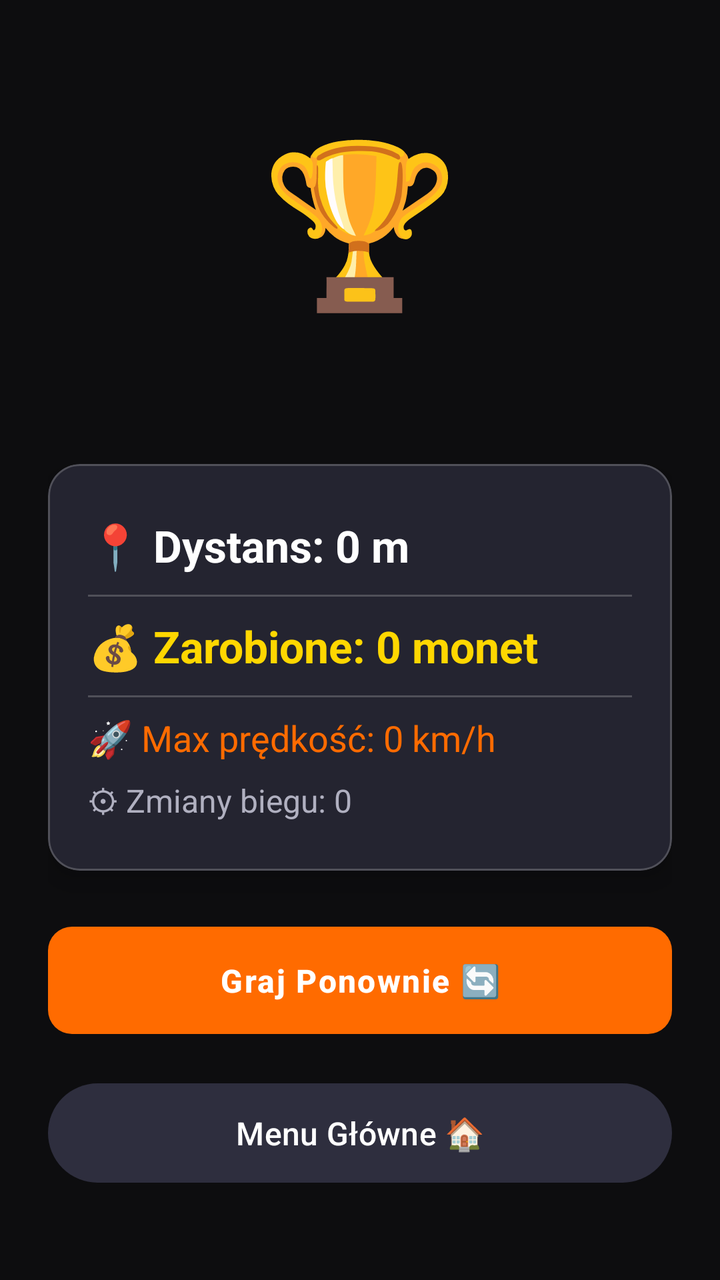
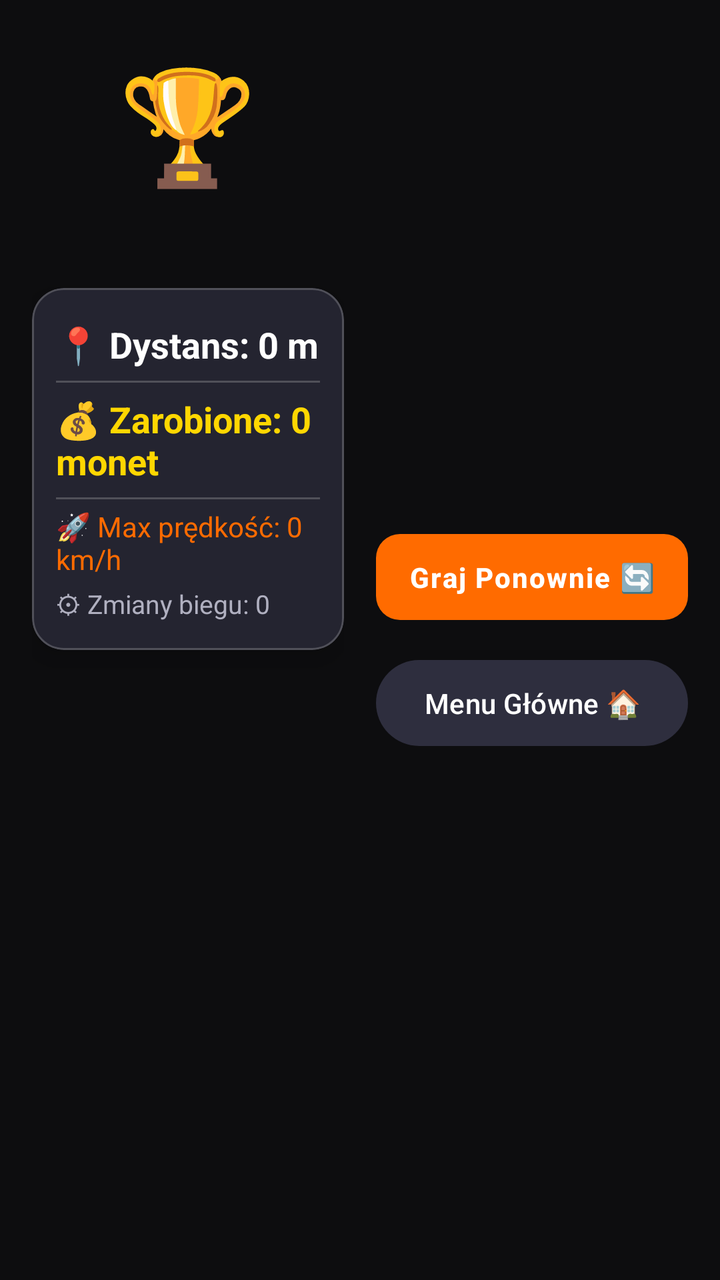

Screens rendered from an Android XML layout before and after an edit, with the pre-edit source and the edit as a unified diff.
<!-- AndroidManifest.xml: application theme Theme.DriveAndAlive -->
<!-- res/layout/activity_result.xml -->
<?xml version="1.0" encoding="utf-8"?>

<ScrollView
    xmlns:android="http://schemas.android.com/apk/res/android"
    xmlns:app="http://schemas.android.com/apk/res-auto"
    android:layout_width="match_parent"
    android:layout_height="match_parent"
    android:fillViewport="true"
    android:background="@color/bg_dark">

    <androidx.constraintlayout.widget.ConstraintLayout
        android:layout_width="match_parent"
        android:layout_height="wrap_content"
        android:padding="24dp">

        <TextView
            android:id="@+id/tv_result_emoji"
            android:layout_width="wrap_content"
            android:layout_height="wrap_content"
            android:textSize="80sp"
            android:text="🏆"
            app:layout_constraintTop_toTopOf="parent"
            app:layout_constraintStart_toStartOf="parent"
            app:layout_constraintEnd_toEndOf="parent"
            android:layout_marginTop="32dp" />

        <TextView
            android:id="@+id/tv_result_title"
            android:layout_width="wrap_content"
            android:layout_height="wrap_content"
            android:textColor="@color/text_primary"
            android:textSize="28sp"
            android:textStyle="bold"
            android:fontFamily="sans-serif-condensed"
            android:letterSpacing="0.05"
            app:layout_constraintTop_toBottomOf="@id/tv_result_emoji"
            app:layout_constraintStart_toStartOf="parent"
            app:layout_constraintEnd_toEndOf="parent"
            android:layout_marginTop="8dp" />

        <TextView
            android:id="@+id/tv_new_record"
            android:layout_width="wrap_content"
            android:layout_height="wrap_content"
            android:text="🏆 NOWY REKORD!"
            android:textColor="@color/accent_yellow"
            android:textSize="20sp"
            android:textStyle="bold"
            android:background="@color/bg_card"
            android:padding="12dp"
            android:visibility="gone"
            app:layout_constraintTop_toBottomOf="@id/tv_result_title"
            app:layout_constraintStart_toStartOf="parent"
            app:layout_constraintEnd_toEndOf="parent"
            android:layout_marginTop="8dp" />

        <com.google.android.material.card.MaterialCardView
            android:id="@+id/card_stats"
            style="@style/Widget.DriveAndAlive.CardView"
            android:layout_width="0dp"
            android:layout_height="wrap_content"
            app:layout_constraintTop_toBottomOf="@id/tv_new_record"
            app:layout_constraintStart_toStartOf="parent"
            app:layout_constraintEnd_toEndOf="parent"
            android:layout_marginTop="24dp">

            <LinearLayout
                android:layout_width="match_parent"
                android:layout_height="wrap_content"
                android:orientation="vertical"
                android:padding="20dp">

                <TextView
                    android:id="@+id/tv_distance"
                    android:layout_width="match_parent"
                    android:layout_height="wrap_content"
                    android:textColor="@color/text_primary"
                    android:textSize="22sp"
                    android:textStyle="bold"
                    android:paddingVertical="6dp"
                    android:text="📍 Dystans: 0 m" />

                <View android:layout_width="match_parent" android:layout_height="1dp"
                    android:background="@color/divider" android:layout_marginVertical="4dp"/>

                <TextView
                    android:id="@+id/tv_coins_earned"
                    android:layout_width="match_parent"
                    android:layout_height="wrap_content"
                    android:textColor="@color/coin_color"
                    android:textSize="22sp"
                    android:textStyle="bold"
                    android:paddingVertical="6dp"
                    android:text="💰 Zarobione: 0 monet" />

                <View android:layout_width="match_parent" android:layout_height="1dp"
                    android:background="@color/divider" android:layout_marginVertical="4dp"/>

                <TextView
                    android:id="@+id/tv_max_speed"
                    android:layout_width="match_parent"
                    android:layout_height="wrap_content"
                    android:textColor="@color/accent_orange"
                    android:textSize="18sp"
                    android:paddingVertical="4dp"
                    android:text="🚀 Max prędkość: 0 km/h" />

                <TextView
                    android:id="@+id/tv_gear_changes"
                    android:layout_width="match_parent"
                    android:layout_height="wrap_content"
                    android:textColor="@color/text_secondary"
                    android:textSize="16sp"
                    android:paddingVertical="4dp"
                    android:text="⚙ Zmiany biegu: 0" />

            </LinearLayout>
        </com.google.android.material.card.MaterialCardView>

        <com.google.android.material.button.MaterialButton
            android:id="@+id/btn_play_again"
            android:layout_width="0dp"
            android:layout_height="wrap_content"
            style="@style/Widget.DriveAndAlive.Button.Primary"
            android:text="Graj Ponownie 🔄"
            android:textSize="16sp"
            android:padding="16dp"
            app:layout_constraintTop_toBottomOf="@id/card_stats"
            app:layout_constraintStart_toStartOf="parent"
            app:layout_constraintEnd_toEndOf="parent"
            android:layout_marginTop="24dp"
            android:layout_marginBottom="12dp" />

        <com.google.android.material.button.MaterialButton
            android:id="@+id/btn_back_to_menu"
            android:layout_width="0dp"
            android:layout_height="wrap_content"
            app:backgroundTint="@color/bg_card_elevated"
            android:textColor="@color/text_primary"
            android:text="Menu Główne 🏠"
            android:textSize="16sp"
            android:padding="14dp"
            app:layout_constraintTop_toBottomOf="@id/btn_play_again"
            app:layout_constraintBottom_toBottomOf="parent"
            app:layout_constraintStart_toStartOf="parent"
            app:layout_constraintEnd_toEndOf="parent"
            android:layout_marginTop="12dp"
            android:layout_marginBottom="16dp" />

    </androidx.constraintlayout.widget.ConstraintLayout>
</ScrollView>
<!-- resources referenced by this layout -->
<resources>
  <color name="accent_orange">#FF6B00</color>
  <color name="accent_yellow">#FFB800</color>
  <color name="bg_card">#242430</color>
  <color name="bg_card_elevated">#2E2E3E</color>
  <color name="bg_dark">#0D0D0F</color>
  <color name="coin_color">#FFD700</color>
  <color name="divider">#33FFFFFF</color>
  <color name="text_primary">#FFFFFF</color>
  <color name="text_secondary">#B0B0C0</color>
  <style name="Widget.DriveAndAlive.Button.Primary" parent="Widget.Material3.Button">
          <item name="backgroundTint">@color/accent_orange</item>
          <item name="android:textColor">@color/text_primary</item>
          <item name="cornerRadius">12dp</item>
          <item name="android:textStyle">bold</item>
          <item name="android:letterSpacing">0.05</item>
      </style>
  <style name="Widget.DriveAndAlive.CardView" parent="Widget.Material3.CardView.Elevated">
          <item name="cardBackgroundColor">@color/bg_card</item>
          <item name="cardCornerRadius">16dp</item>
          <item name="cardElevation">8dp</item>
          <item name="strokeColor">@color/divider</item>
          <item name="strokeWidth">1dp</item>
      </style>
  <style name="Theme.DriveAndAlive" parent="Theme.Material3.Dark.NoActionBar">
          <item name="colorPrimary">@color/accent_orange</item>
          <item name="colorPrimaryVariant">@color/colorPrimaryVariant</item>
          <item name="colorOnPrimary">@color/text_primary</item>
          <item name="colorSecondary">@color/accent_yellow</item>
          <item name="colorOnSecondary">@color/bg_dark</item>
          <item name="colorSurface">@color/bg_surface</item>
          <item name="colorOnSurface">@color/text_primary</item>
          <item name="android:colorBackground">@color/bg_dark</item>
          <item name="colorOnBackground">@color/text_primary</item>
          <item name="colorError">@color/colorError</item>
          <item name="android:statusBarColor">@color/bg_dark</item>
          <item name="android:navigationBarColor">@color/bg_surface</item>
          <item name="android:windowBackground">@color/bg_dark</item>
      </style>
  <color name="colorPrimaryVariant">#C45200</color>
  <color name="bg_surface">#1A1A1F</color>
  <color name="colorError">#FF2D55</color>
</resources>

<!-- the commit's change to res/layout/activity_result.xml (unified diff, before → after) -->
@@ -1,42 +1,44 @@
 <?xml version="1.0" encoding="utf-8"?>
 
-<ScrollView
+<androidx.constraintlayout.widget.ConstraintLayout
     xmlns:android="http://schemas.android.com/apk/res/android"
     xmlns:app="http://schemas.android.com/apk/res-auto"
     android:layout_width="match_parent"
     android:layout_height="match_parent"
-    android:fillViewport="true"
-    android:background="@color/bg_dark">
+    android:background="@color/bg_dark"
+    android:padding="16dp">
 
-    <androidx.constraintlayout.widget.ConstraintLayout
-        android:layout_width="match_parent"
-        android:layout_height="wrap_content"
-        android:padding="24dp">
+    <LinearLayout
+        android:id="@+id/left_panel"
+        android:layout_width="0dp"
+        android:layout_height="0dp"
+        android:orientation="vertical"
+        app:layout_constraintStart_toStartOf="parent"
+        app:layout_constraintEnd_toStartOf="@id/right_panel"
+        app:layout_constraintTop_toTopOf="parent"
+        app:layout_constraintBottom_toBottomOf="parent"
+        android:layout_marginEnd="8dp">
 
         <TextView
             android:id="@+id/tv_result_emoji"
             android:layout_width="wrap_content"
             android:layout_height="wrap_content"
-            android:textSize="80sp"
+            android:textSize="56sp"
             android:text="🏆"
-            app:layout_constraintTop_toTopOf="parent"
-            app:layout_constraintStart_toStartOf="parent"
-            app:layout_constraintEnd_toEndOf="parent"
-            android:layout_marginTop="32dp" />
+            android:layout_gravity="center_horizontal"
+            android:layout_marginTop="8dp" />
 
         <TextView
             android:id="@+id/tv_result_title"
             android:layout_width="wrap_content"
             android:layout_height="wrap_content"
             android:textColor="@color/text_primary"
-            android:textSize="28sp"
+            android:textSize="22sp"
             android:textStyle="bold"
             android:fontFamily="sans-serif-condensed"
-            android:letterSpacing="0.05"
-            app:layout_constraintTop_toBottomOf="@id/tv_result_emoji"
-            app:layout_constraintStart_toStartOf="parent"
-            app:layout_constraintEnd_toEndOf="parent"
-            android:layout_marginTop="8dp" />
+            android:letterSpacing="0.03"
+            android:layout_gravity="center_horizontal"
+            android:layout_marginTop="4dp" />
 
         <TextView
             android:id="@+id/tv_new_record"
@@ -44,65 +46,66 @@
             android:layout_height="wrap_content"
             android:text="🏆 NOWY REKORD!"
             android:textColor="@color/accent_yellow"
-            android:textSize="20sp"
+            android:textSize="16sp"
             android:textStyle="bold"
             android:background="@color/bg_card"
-            android:padding="12dp"
+            android:padding="8dp"
             android:visibility="gone"
-            app:layout_constraintTop_toBottomOf="@id/tv_result_title"
-            app:layout_constraintStart_toStartOf="parent"
-            app:layout_constraintEnd_toEndOf="parent"
-            android:layout_marginTop="8dp" />
+            android:layout_gravity="center_horizontal"
+            android:layout_marginTop="6dp" />
 
         <com.google.android.material.card.MaterialCardView
             android:id="@+id/card_stats"
             style="@style/Widget.DriveAndAlive.CardView"
-            android:layout_width="0dp"
+            android:layout_width="match_parent"
             android:layout_height="wrap_content"
-            app:layout_constraintTop_toBottomOf="@id/tv_new_record"
-            app:layout_constraintStart_toStartOf="parent"
-            app:layout_constraintEnd_toEndOf="parent"
-            android:layout_marginTop="24dp">
+            android:layout_marginTop="12dp">
 
             <LinearLayout
                 android:layout_width="match_parent"
                 android:layout_height="wrap_content"
                 android:orientation="vertical"
-                android:padding="20dp">
+                android:padding="12dp">
 
                 <TextView
                     android:id="@+id/tv_distance"
                     android:layout_width="match_parent"
                     android:layout_height="wrap_content"
                     android:textColor="@color/text_primary"
-                    android:textSize="22sp"
+                    android:textSize="18sp"
                     android:textStyle="bold"
-                    android:paddingVertical="6dp"
+                    android:paddingVertical="4dp"
                     android:text="📍 Dystans: 0 m" />
 
-                <View android:layout_width="match_parent" android:layout_height="1dp"
-                    android:background="@color/divider" android:layout_marginVertical="4dp"/>
+                <View
+                    android:layout_width="match_parent"
+                    android:layout_height="1dp"
+                    android:background="@color/divider"
+                    android:layout_marginVertical="2dp"/>
 
                 <TextView
                     android:id="@+id/tv_coins_earned"
                     android:layout_width="match_parent"
                     android:layout_height="wrap_content"
                     android:textColor="@color/coin_color"
-                    android:textSize="22sp"
+                    android:textSize="18sp"
                     android:textStyle="bold"
-                    android:paddingVertical="6dp"
+                    android:paddingVertical="4dp"
                     android:text="💰 Zarobione: 0 monet" />
 
-                <View android:layout_width="match_parent" android:layout_height="1dp"
-                    android:background="@color/divider" android:layout_marginVertical="4dp"/>
+                <View
+                    android:layout_width="match_parent"
+                    android:layout_height="1dp"
+                    android:background="@color/divider"
+                    android:layout_marginVertical="2dp"/>
 
                 <TextView
                     android:id="@+id/tv_max_speed"
                     android:layout_width="match_parent"
                     android:layout_height="wrap_content"
                     android:textColor="@color/accent_orange"
-                    android:textSize="18sp"
-                    android:paddingVertical="4dp"
+                    android:textSize="14sp"
+                    android:paddingVertical="2dp"
                     android:text="🚀 Max prędkość: 0 km/h" />
 
                 <TextView
@@ -110,42 +113,47 @@
                     android:layout_width="match_parent"
                     android:layout_height="wrap_content"
                     android:textColor="@color/text_secondary"
-                    android:textSize="16sp"
-                    android:paddingVertical="4dp"
+                    android:textSize="13sp"
+                    android:paddingVertical="2dp"
                     android:text="⚙ Zmiany biegu: 0" />
 
             </LinearLayout>
         </com.google.android.material.card.MaterialCardView>
 
+    </LinearLayout>
+
+    <LinearLayout
+        android:id="@+id/right_panel"
+        android:layout_width="0dp"
+        android:layout_height="0dp"
+        android:orientation="vertical"
+        android:gravity="center"
+        app:layout_constraintStart_toEndOf="@id/left_panel"
+        app:layout_constraintEnd_toEndOf="parent"
+        app:layout_constraintTop_toTopOf="parent"
+        app:layout_constraintBottom_toBottomOf="parent"
+        android:layout_marginStart="8dp">
+
         <com.google.android.material.button.MaterialButton
             android:id="@+id/btn_play_again"
-            android:layout_width="0dp"
+            android:layout_width="match_parent"
             android:layout_height="wrap_content"
             style="@style/Widget.DriveAndAlive.Button.Primary"
             android:text="Graj Ponownie 🔄"
-            android:textSize="16sp"
-            android:padding="16dp"
-            app:layout_constraintTop_toBottomOf="@id/card_stats"
-            app:layout_constraintStart_toStartOf="parent"
-            app:layout_constraintEnd_toEndOf="parent"
-            android:layout_marginTop="24dp"
+            android:textSize="14sp"
+            android:padding="12dp"
             android:layout_marginBottom="12dp" />
 
         <com.google.android.material.button.MaterialButton
             android:id="@+id/btn_back_to_menu"
-            android:layout_width="0dp"
+            android:layout_width="match_parent"
             android:layout_height="wrap_content"
             app:backgroundTint="@color/bg_card_elevated"
             android:textColor="@color/text_primary"
             android:text="Menu Główne 🏠"
-            android:textSize="16sp"
-            android:padding="14dp"
-            app:layout_constraintTop_toBottomOf="@id/btn_play_again"
-            app:layout_constraintBottom_toBottomOf="parent"
-            app:layout_constraintStart_toStartOf="parent"
-            app:layout_constraintEnd_toEndOf="parent"
-            android:layout_marginTop="12dp"
-            android:layout_marginBottom="16dp" />
+            android:textSize="14sp"
+            android:padding="12dp" />
 
-    </androidx.constraintlayout.widget.ConstraintLayout>
-</ScrollView>
+    </LinearLayout>
+
+</androidx.constraintlayout.widget.ConstraintLayout>
